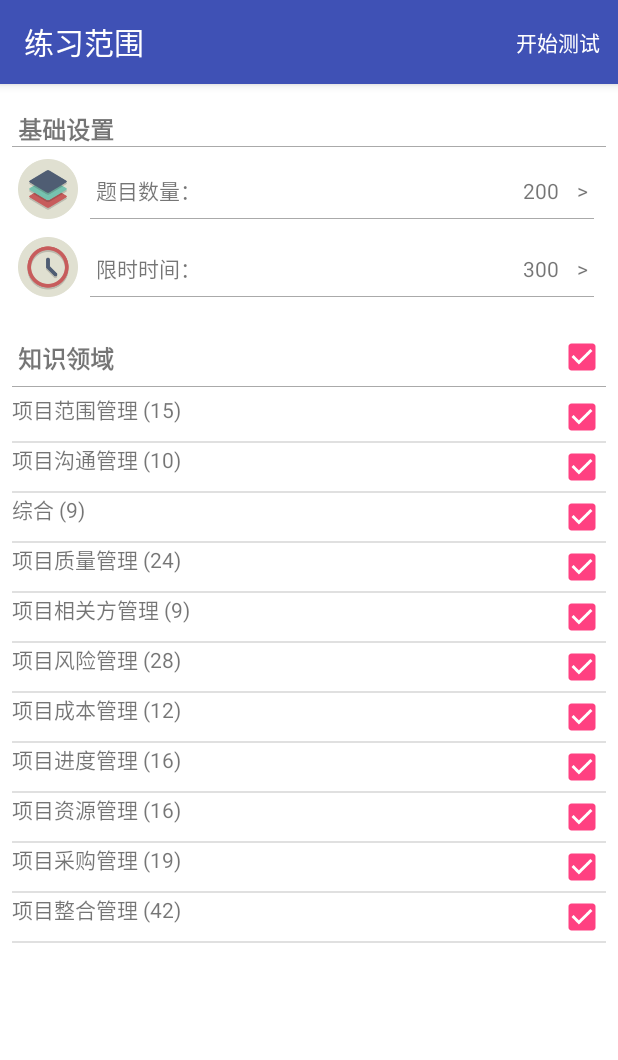
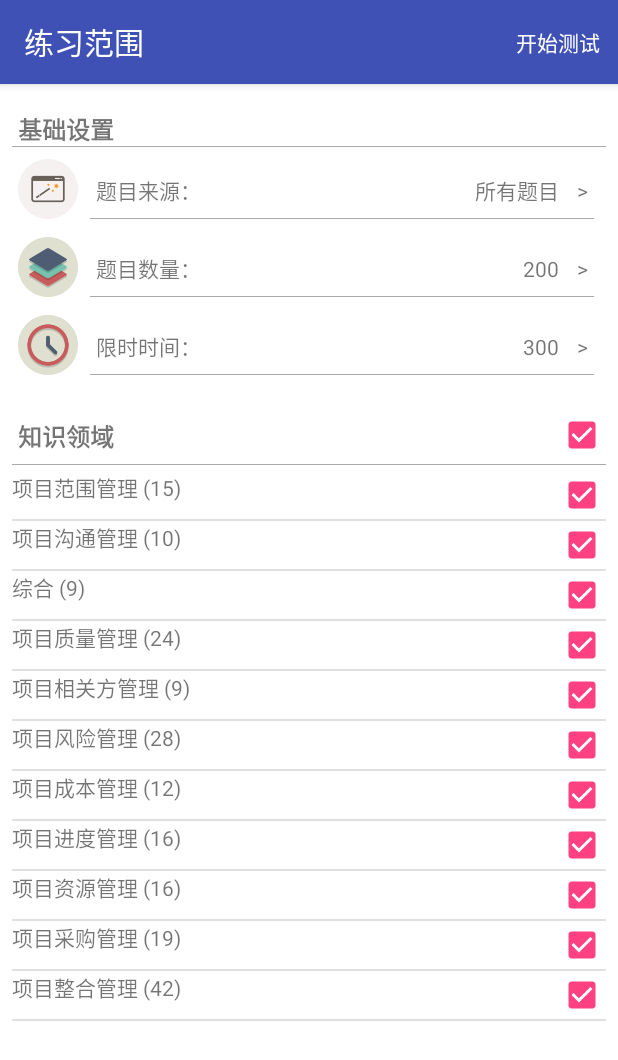
Before and after one commit to wearock/PMPPractice, an Android app: the screen it shows after launch (ConfigActivity), after a tap on "新建练习", on a phone screen of 412 x 824 dp. Shown: the top 1060 px of the screen. Run offline under Robolectric (Android 15) with nearby library versions, the phone set to English and light mode, and no system bars.

Commit message:
Add question source filter.

```diff
--- a/app/src/main/assets/db.changelog.xml
+++ b/app/src/main/assets/db.changelog.xml
@@ -509,4 +509,10 @@
         (199,2,22,'自下而上估算','PMBOK（6）7.2.2.4估算成本-自下而上估算。首先对单个工作包或活动成本进行最具体、细致的估算，然后把这些细节性成本向上汇总或“滚动”到更高层次，用于后续报告和跟踪。自下而上估算的准确性及其本山所需的成本，通常取决于单个活动或工作包的规模或其他属性。'),
         (200,2,7,'变更控制流程','题目描述的场景是 PM 发现了项目执行存在偏差，那么 PM应该执行纠正措施，确保执行符合计划，敏感词是“下一步”,纠正措施是一种变更请求，C正确');
     </changeSet>
+    <changeSet id="add question source column" author="jjia">
+        alter table question add column source INTEGER;
+    </changeSet>
+    <changeSet id="update current questions source to 1" author="jjia">
+        update question set source=1;
+    </changeSet>
 </databaseChangeLog>
--- a/app/src/main/java/com/wearock/pmppractice/controllers/dao/DomainDAO.java
+++ b/app/src/main/java/com/wearock/pmppractice/controllers/dao/DomainDAO.java
@@ -6,8 +6,10 @@ import android.database.sqlite.SQLiteDatabase;
 
 import com.wearock.pmppractice.R;
 import com.wearock.pmppractice.controllers.DBHelper;
+import com.wearock.pmppractice.models.PracticeConfiguration;
 
 import java.util.HashMap;
+import java.util.Locale;
 
 public class DomainDAO {
 
@@ -19,19 +21,25 @@ public class DomainDAO {
         this.dbHelper = dbHelper;
     }
 
-    public HashMap<String, Integer> getDomainQuestionCounts() throws DBHelper.DBAccessException {
+    public HashMap<String, Integer> getDomainQuestionCounts(PracticeConfiguration.SourceEnum source) throws DBHelper.DBAccessException {
         HashMap<String, Integer> dictCounts = new HashMap<>();
+        String sourceFilter = "";
+        if (source != PracticeConfiguration.SourceEnum.ALL) {
+            sourceFilter = String.format(Locale.US, " where q.source=%d", source.getValue());
+        }
 
         SQLiteDatabase db = null;
         try {
             db = this.dbHelper.getReadableDatabase();
-            Cursor cursor = db.rawQuery("select distinct sp.domain as domain, count(*) as qcount from question q left join subproc sp on sp.id=q.subproc_id group by sp.domain", new String[] {});
+            Cursor cursor = db.rawQuery("select distinct sp.domain as domain, count(*) as qcount from question q left join subproc sp on sp.id=q.subproc_id"
+                    + sourceFilter + " group by sp.domain", new String[] {});
             if (cursor.getCount() > 0) {
                 cursor.moveToFirst();
                 do {
                     dictCounts.put(cursor.getString(cursor.getColumnIndex("domain")), cursor.getInt(cursor.getColumnIndex("qcount")));
                 } while (cursor.moveToNext());
             }
+            cursor.close();
         } catch (Exception e) {
             throw new DBHelper.DBAccessException(
                     curContext.getResources().getString(R.string.err_dao_level_failure), e);
--- a/app/src/main/java/com/wearock/pmppractice/controllers/dao/PracticeDAO.java
+++ b/app/src/main/java/com/wearock/pmppractice/controllers/dao/PracticeDAO.java
@@ -14,12 +14,13 @@ import com.wearock.pmppractice.models.PracticeHistory;
 import java.text.SimpleDateFormat;
 import java.util.ArrayList;
 import java.util.Calendar;
+import java.util.Locale;
 
 public class PracticeDAO {
 
     private Context curContext;
     private DBHelper dbHelper;
-    private final SimpleDateFormat sdf = new SimpleDateFormat("yyyy-MM-dd HH:mm:ss");
+    private final SimpleDateFormat sdf = new SimpleDateFormat("yyyy-MM-dd HH:mm:ss", Locale.US);
 
     public PracticeDAO(Context context, DBHelper dbHelper) {
         this.curContext = context;
@@ -32,13 +33,14 @@ public class PracticeDAO {
         try {
             db = dbHelper.getReadableDatabase();
             db.execSQL("insert into practice_history(configuration,creation) values (?,?)",
-                    new String[] { JSONHelper.toJSON(config), sdf.format(Calendar.getInstance().getTime()) });
+                    new String[] { PracticeConfiguration.toJsonString(config), sdf.format(Calendar.getInstance().getTime()) });
 
             Cursor cursor = db.rawQuery("select id from practice_history order by id desc", new String[] {});
             if (cursor.getCount() > 0) {
                 cursor.moveToFirst();
                 newPracticeId = cursor.getInt(0);
             }
+            cursor.close();
             db.close();
         } catch (Exception e) {
             throw new DBHelper.DBAccessException(
@@ -61,7 +63,6 @@ public class PracticeDAO {
                             JSONHelper.toJSON(result.getAnswers()),
                             result.getCompletionTime(),
                             String.valueOf(result.getId()) });
-            db.close();
         } catch (Exception e) {
             throw new DBHelper.DBAccessException(
                     curContext.getResources().getString(R.string.err_dao_level_failure), e);
@@ -94,6 +95,7 @@ public class PracticeDAO {
                     lstRecords.add(history);
                 } while (cursor.moveToNext());
             }
+            cursor.close();
         } catch (Exception e) {
             throw new DBHelper.DBAccessException(
                     curContext.getResources().getString(R.string.err_dao_level_failure), e);
@@ -124,6 +126,7 @@ public class PracticeDAO {
                 history.setCreationTime(cursor.getString(cursor.getColumnIndex("creation")));
                 history.setCompletionTime(cursor.getString(cursor.getColumnIndex("completion")));
             }
+            cursor.close();
         } catch (Exception e) {
             throw new DBHelper.DBAccessException(
                     curContext.getResources().getString(R.string.err_dao_level_failure), e);
--- a/app/src/main/java/com/wearock/pmppractice/models/PracticeConfiguration.java
+++ b/app/src/main/java/com/wearock/pmppractice/models/PracticeConfiguration.java
@@ -1,16 +1,27 @@
 package com.wearock.pmppractice.models;
+
+import org.json.JSONArray;
+import org.json.JSONException;
+import org.json.JSONObject;
 
 import java.io.Serializable;
 import java.util.ArrayList;
 
 public class PracticeConfiguration implements Serializable {
 
-    private ArrayList<String> selectedDomains;
+    private SourceEnum questionSource;
     private int questionCount;
     private int timeLimit;
+    private ArrayList<String> selectedDomains;
 
     public PracticeConfiguration() {
         selectedDomains = new ArrayList<>();
+    }
+
+    private void addSelectedDomain(String domain) {
+        if (!this.selectedDomains.contains(domain)) {
+            this.selectedDomains.add(domain);
+        }
     }
 
     public void setSelectedDomains(ArrayList<String> selectedDomains) {
@@ -19,6 +30,14 @@ public class PracticeConfiguration implements Serializable {
 
     public ArrayList<String> getSelectedDomains() {
         return selectedDomains;
+    }
+
+    public void setQuestionSource(SourceEnum questionSource) {
+        this.questionSource = questionSource;
+    }
+
+    private SourceEnum getQuestionSource() {
+        return questionSource;
     }
 
     public void setQuestionCount(int questionCount) {
@@ -37,4 +56,77 @@ public class PracticeConfiguration implements Serializable {
         return timeLimit;
     }
 
+    public static String toJsonString(PracticeConfiguration config) throws JSONException {
+        JSONObject jsonObject = new JSONObject();
+        jsonObject.put("source", config.getQuestionSource().getName());
+        jsonObject.put("qcount", config.getQuestionCount());
+        jsonObject.put("time", config.getTimeLimit());
+        JSONArray array = new JSONArray();
+        for (String domain : config.getSelectedDomains()) {
+            array.put(domain);
+        }
+        jsonObject.put("domains", array);
+        return jsonObject.toString();
+    }
+
+    public static PracticeConfiguration parseJsonString(String jsonString) throws JSONException {
+        JSONObject jsonObject = new JSONObject(jsonString);
+
+        PracticeConfiguration config = new PracticeConfiguration();
+        String source = jsonObject.optString("source");
+        if (source != null) {
+            config.setQuestionSource(SourceEnum.fromName(source));
+        } else {
+            config.setQuestionSource(SourceEnum.EXAM1);
+        }
+        config.setQuestionCount(jsonObject.optInt("qcount"));
+        config.setTimeLimit(jsonObject.getInt("time"));
+        JSONArray array = jsonObject.optJSONArray("domains");
+        for (int i=0; i<array.length(); i++) {
+            config.addSelectedDomain(array.optString(i));
+        }
+
+        return config;
+    }
+
+    public enum SourceEnum {
+        ALL("所有题目", -1),
+        IMPORTED("导入题目", 0),
+        EXAM1("第一次模拟考试", 1),
+        EXAM2("第二次模拟考试", 2);
+
+        private final String name;
+        private final Integer value;
+        SourceEnum(String name, Integer value) {
+            this.name = name;
+            this.value = value;
+        }
+
+        public String getName() {
+            return name;
+        }
+
+        public Integer getValue() {
+            return value;
+        }
+
+        public static SourceEnum fromName(String name) {
+            for (SourceEnum se : SourceEnum.values()) {
+                if (se.name.equalsIgnoreCase(name)) {
+                    return se;
+                }
+            }
+            throw new IllegalArgumentException(name);
+        }
+
+        public static SourceEnum fromValue(Integer value) {
+            for (SourceEnum se : SourceEnum.values()) {
+                if (se.value.equals(value)) {
+                    return se;
+                }
+            }
+            throw new IllegalArgumentException(String.valueOf(value));
+        }
+    }
+
 }
--- a/app/src/main/java/com/wearock/pmppractice/views/ConfigActivity.java
+++ b/app/src/main/java/com/wearock/pmppractice/views/ConfigActivity.java
@@ -3,15 +3,16 @@ package com.wearock.pmppractice.views;
 import android.content.DialogInterface;
 import android.content.Intent;
 import android.support.v7.app.AlertDialog;
-import android.support.v7.app.AppCompatActivity;
 import android.os.Bundle;
+import android.text.Editable;
+import android.text.TextWatcher;
 import android.view.Menu;
 import android.view.MenuItem;
 import android.view.View;
 import android.widget.AdapterView;
+import android.widget.ArrayAdapter;
 import android.widget.CheckBox;
 import android.widget.CompoundButton;
-import android.widget.LinearLayout;
 import android.widget.ListView;
 import android.widget.NumberPicker;
 import android.widget.TextView;
@@ -26,16 +27,16 @@ import com.wearock.pmppractice.models.PracticeConfiguration;
 import com.wearock.pmppractice.views.adapters.PracticeDomainAdapter;
 import com.wearock.pmppractice.views.base.ManagedActivity;
 
-import java.security.DomainCombiner;
 import java.util.ArrayList;
 import java.util.HashMap;
 import java.util.Iterator;
+import java.util.List;
+import java.util.Locale;
 import java.util.Map;
 
 public class ConfigActivity extends ManagedActivity {
 
-    private LinearLayout pQuestionCount;
-    private LinearLayout pTimeLimit;
+    private TextView tvQuestionSource;
     private TextView tvQuestionCount;
     private TextView tvTimeLimit;
     private CheckBox chkAllDomains;
@@ -44,10 +45,12 @@ public class ConfigActivity extends ManagedActivity {
     private PracticeDomainAdapter adapter;
     private HashMap<String, Integer> mapDomainCounts;
     private ArrayList<String> lstDomainDisplays;
+    private AlertDialog dialog;
     private int maxQuestionCount;
     private int maxTimeLimit;
     private boolean bBlockEvent = false;
 
+    private DomainDAO domainDAO;
     private PracticeConfiguration config;
 
     @Override
@@ -57,29 +60,9 @@ public class ConfigActivity extends ManagedActivity {
 
         initControls();
 
-        try {
-            DomainDAO domainDAO = new DomainDAO(ConfigActivity.this,
-                    Application.getInstance().getDBHelper(ConfigActivity.this));
-            mapDomainCounts = domainDAO.getDomainQuestionCounts();
-        } catch (DBHelper.DBAccessException dbe) {
-            Toast.makeText(ConfigActivity.this, dbe.getMessage(), Toast.LENGTH_LONG).show();
-            mapDomainCounts = new HashMap<>();
-        }
-
-        lstDomainDisplays = new ArrayList<>();
-        Iterator iter = mapDomainCounts.entrySet().iterator();
-        while (iter.hasNext()) {
-            Map.Entry entry = (Map.Entry)iter.next();
-            lstDomainDisplays.add(String.format("%s (%d)", entry.getKey(), entry.getValue()));
-        }
-
-        adapter = new PracticeDomainAdapter(lstDomainDisplays, ConfigActivity.this);
-        lvPracticeDomains.setAdapter(adapter);
-
-        maxQuestionCount = calculateTotalQuestionCount();
-        maxTimeLimit = maxQuestionCount + maxQuestionCount / 2;
-        tvQuestionCount.setText(String.valueOf(maxQuestionCount));
-        tvTimeLimit.setText(String.valueOf(maxTimeLimit));
+        domainDAO = new DomainDAO(ConfigActivity.this,
+                Application.getInstance().getDBHelper(ConfigActivity.this));
+        tvQuestionSource.setText(PracticeConfiguration.SourceEnum.ALL.getName());
     }
 
     @Override
@@ -108,14 +91,100 @@ public class ConfigActivity extends ManagedActivity {
     }
 
     private void initControls() {
-        pQuestionCount = findViewById(R.id.pQuestionCount);
-        pTimeLimit = findViewById(R.id.pTimeLimit);
+        tvQuestionSource = findViewById(R.id.tvQuestionSource);
         tvQuestionCount = findViewById(R.id.tvQuestionCount);
         tvTimeLimit = findViewById(R.id.tvTimeLimit);
         chkAllDomains = findViewById(R.id.chkAllDomains);
         lvPracticeDomains = findViewById(R.id.lvPracticeDomains);
 
-        pQuestionCount.setOnClickListener(new View.OnClickListener() {
+        tvQuestionSource.addTextChangedListener(new TextWatcher() {
+            @Override
+            public void beforeTextChanged(CharSequence charSequence, int i, int i1, int i2) {
+
+            }
+
+            @Override
+            public void onTextChanged(CharSequence charSequence, int i, int i1, int i2) {
+                PracticeConfiguration.SourceEnum source = PracticeConfiguration.SourceEnum.fromName(charSequence.toString());
+                try {
+                    mapDomainCounts = domainDAO.getDomainQuestionCounts(source);
+                } catch (DBHelper.DBAccessException dbe) {
+                    Toast.makeText(ConfigActivity.this, dbe.getMessage(), Toast.LENGTH_LONG).show();
+                    mapDomainCounts = new HashMap<>();
+                }
+
+                lstDomainDisplays = new ArrayList<>();
+                for (Map.Entry<String, Integer> entry : mapDomainCounts.entrySet()) {
+                    lstDomainDisplays.add(String.format(Locale.US, "%s (%d)", entry.getKey(), entry.getValue()));
+                }
+
+                adapter = new PracticeDomainAdapter(lstDomainDisplays, ConfigActivity.this);
+                lvPracticeDomains.setAdapter(adapter);
+
+                maxQuestionCount = calculateTotalQuestionCount();
+                tvQuestionCount.setText(String.valueOf(maxQuestionCount));
+            }
+
+            @Override
+            public void afterTextChanged(Editable editable) {
+
+            }
+        });
+
+        tvQuestionCount.addTextChangedListener(new TextWatcher() {
+            @Override
+            public void beforeTextChanged(CharSequence charSequence, int i, int i1, int i2) {
+
+            }
+
+            @Override
+            public void onTextChanged(CharSequence charSequence, int i, int i1, int i2) {
+                int qCount = Integer.valueOf(charSequence.toString());
+                maxTimeLimit = qCount + qCount / 2;
+                tvTimeLimit.setText(String.valueOf(maxTimeLimit));
+            }
+
+            @Override
+            public void afterTextChanged(Editable editable) {
+
+            }
+        });
+
+        findViewById(R.id.pQuestionSource).setOnClickListener(new View.OnClickListener() {
+            @Override
+            public void onClick(View view) {
+                AlertDialog.Builder builder = new AlertDialog.Builder(ConfigActivity.this);
+                builder.setTitle(R.string.config_question_source);
+
+                ListView lvSource = new ListView(ConfigActivity.this);
+                final List<String> sourceList = new ArrayList<>();
+                for (PracticeConfiguration.SourceEnum se : PracticeConfiguration.SourceEnum.values()) {
+                    sourceList.add(se.getName());
+                }
+                lvSource.setAdapter(new ArrayAdapter<>(ConfigActivity.this,
+                        android.R.layout.simple_list_item_1, sourceList));
+                lvSource.setOnItemClickListener(new AdapterView.OnItemClickListener() {
+                    @Override
+                    public void onItemClick(AdapterView<?> adapterView, View view, int i, long l) {
+                        tvQuestionSource.setText(sourceList.get(i));
+                        dialog.dismiss();
+                    }
+                });
+
+                builder.setView(lvSource);
+                builder.setNegativeButton(R.string.dialog_negative_button,
+                        new DialogInterface.OnClickListener() {
+                            @Override
+                            public void onClick(DialogInterface dialogInterface, int i) {
+                                dialogInterface.dismiss();
+                            }
+                        });
+                dialog = builder.create();
+                dialog.show();
+            }
+        });
+
+        findViewById(R.id.pQuestionCount).setOnClickListener(new View.OnClickListener() {
             @Override
             public void onClick(View view) {
                 AlertDialog.Builder builder = new AlertDialog.Builder(ConfigActivity.this);
@@ -133,11 +202,6 @@ public class ConfigActivity extends ManagedActivity {
                             public void onClick(DialogInterface dialogInterface, int i) {
                                 int qCount = npQuestionCount.getValue();
                                 tvQuestionCount.setText(String.valueOf(qCount));
-                                maxTimeLimit = qCount + qCount / 2;
-                                if (maxTimeLimit < Integer.valueOf(tvTimeLimit.getText().toString())) {
-                                    tvTimeLimit.setText(String.valueOf(maxTimeLimit));
-                                }
-
                                 dialogInterface.dismiss();
                             }
                         });
@@ -152,7 +216,7 @@ public class ConfigActivity extends ManagedActivity {
             }
         });
 
-        pTimeLimit.setOnClickListener(new View.OnClickListener() {
+        findViewById(R.id.pTimeLimit).setOnClickListener(new View.OnClickListener() {
             @Override
             public void onClick(View view) {
                 AlertDialog.Builder builder = new AlertDialog.Builder(ConfigActivity.this);
@@ -192,9 +256,7 @@ public class ConfigActivity extends ManagedActivity {
                 }
 
                 HashMap<String, Boolean> isSelected = adapter.getIsSelected();
-                Iterator iter = isSelected.entrySet().iterator();
-                while (iter.hasNext()) {
-                    Map.Entry entry = (Map.Entry)iter.next();
+                for (Map.Entry<String, Boolean> entry : isSelected.entrySet()) {
                     isSelected.put(String.valueOf(entry.getKey()), checked);
                 }
                 adapter.setIsSelected(isSelected);
@@ -220,12 +282,10 @@ public class ConfigActivity extends ManagedActivity {
 
     private int calculateTotalQuestionCount() {
         int total = 0;
-        Iterator iter = adapter.getIsSelected().entrySet().iterator();
-        while (iter.hasNext()) {
-            Map.Entry entry = (Map.Entry)iter.next();
-            String displayName = entry.getKey().toString();
+        for (Map.Entry<String, Boolean> entry : adapter.getIsSelected().entrySet()) {
+            String displayName = entry.getKey();
             String domainName = displayName.substring(0, displayName.indexOf("(") - 1);
-            if ((boolean)entry.getValue())
+            if (entry.getValue())
                 total += mapDomainCounts.get(domainName);
         }
 
@@ -249,16 +309,15 @@ public class ConfigActivity extends ManagedActivity {
     private void collectConfiguration() {
         ArrayList<String> lstSelectedDomains = new ArrayList<>();
         HashMap<String, Boolean> isSelected = adapter.getIsSelected();
-        Iterator iter = isSelected.entrySet().iterator();
-        while (iter.hasNext()) {
-            Map.Entry entry = (Map.Entry)iter.next();
-            if ((Boolean) entry.getValue()) {
-                String displayName = entry.getKey().toString();
+        for (Map.Entry<String, Boolean> entry : isSelected.entrySet()) {
+            if (entry.getValue()) {
+                String displayName = entry.getKey();
                 lstSelectedDomains.add(displayName.substring(0, displayName.indexOf("(") - 1));
             }
         }
 
         config = new PracticeConfiguration();
+        config.setQuestionSource(PracticeConfiguration.SourceEnum.fromName(tvQuestionSource.getText().toString()));
         config.setSelectedDomains(lstSelectedDomains);
         config.setQuestionCount(Integer.valueOf(tvQuestionCount.getText().toString()));
         config.setTimeLimit(Integer.valueOf(tvTimeLimit.getText().toString()));
--- a/app/src/main/res/layout/activity_config.xml
+++ b/app/src/main/res/layout/activity_config.xml
@@ -16,7 +16,7 @@
         style="@style/SettingsView.Header" />
 
     <LinearLayout
-        android:id="@+id/pQuestionCount"
+        android:id="@+id/pQuestionSource"
         android:layout_width="match_parent"
         android:layout_height="48dp"
         android:layout_marginTop="4dp"
@@ -35,7 +35,63 @@
             android:layout_height="40dp"
             android:layout_marginLeft="4dp"
             android:layout_marginStart="4dp"
-            android:src="@drawable/config_stack" />
+            android:src="@drawable/config_source"
+            android:contentDescription="@string/image_description"/>
+
+        <TextView
+            android:layout_width="0dp"
+            android:layout_height="40dp"
+            android:layout_weight="1"
+            android:layout_marginLeft="8dp"
+            android:layout_marginStart="8dp"
+            android:gravity="center_vertical"
+            android:text="@string/config_question_source"
+            style="@style/SettingsView" />
+
+        <TextView
+            android:id="@+id/tvQuestionSource"
+            android:layout_width="wrap_content"
+            android:layout_height="40dp"
+            android:gravity="center_vertical"
+            android:paddingLeft="0dp"
+            android:paddingStart="0dp"
+            android:paddingRight="8dp"
+            android:paddingEnd="8dp"
+            style="@style/SettingsView" />
+
+        <TextView
+            android:layout_width="wrap_content"
+            android:layout_height="40dp"
+            android:layout_marginRight="8dp"
+            android:layout_marginEnd="8dp"
+            android:gravity="center_vertical"
+            android:text="@string/config_item_expand"
+            style="@style/SettingsView" />
+
+    </LinearLayout>
+
+    <LinearLayout
+        android:id="@+id/pQuestionCount"
+        android:layout_width="match_parent"
+        android:layout_height="48dp"
+        android:layout_marginTop="4dp"
+        android:layout_marginLeft="8dp"
+        android:layout_marginStart="8dp"
+        android:layout_marginRight="8dp"
+        android:layout_marginEnd="8dp"
+        android:layout_marginBottom="4dp"
+        android:paddingTop="4dp"
+        android:paddingBottom="4dp"
+        android:orientation="horizontal"
+        app:layout_constraintTop_toBottomOf="@id/pQuestionSource">
+
+        <ImageView
+            android:layout_width="40dp"
+            android:layout_height="40dp"
+            android:layout_marginLeft="4dp"
+            android:layout_marginStart="4dp"
+            android:src="@drawable/config_stack"
+            android:contentDescription="@string/image_description" />
 
         <TextView
             android:layout_width="0dp"
@@ -56,7 +112,6 @@
             android:paddingRight="8dp"
             android:paddingEnd="8dp"
             android:gravity="center_vertical"
-            android:text="200"
             style="@style/SettingsView" />
 
         <TextView
@@ -90,7 +145,8 @@
             android:layout_height="40dp"
             android:layout_marginLeft="4dp"
             android:layout_marginStart="4dp"
-            android:src="@drawable/config_clock" />
+            android:src="@drawable/config_clock"
+            android:contentDescription="@string/image_description" />
 
         <TextView
             android:layout_width="0dp"
@@ -111,7 +167,6 @@
             android:paddingStart="0dp"
             android:paddingRight="8dp"
             android:paddingEnd="8dp"
-            android:text="200"
             style="@style/SettingsView" />
 
         <TextView
@@ -146,7 +201,7 @@
             android:checked="true"
             android:layout_marginRight="8dp"
             android:layout_marginEnd="8dp"
-            android:layout_gravity="right|center_vertical"/>
+            android:layout_gravity="end|center_vertical"/>
 
     </FrameLayout>
 
--- a/app/src/main/res/layout/activity_splash.xml
+++ b/app/src/main/res/layout/activity_splash.xml
@@ -16,6 +16,7 @@
         app:layout_constraintLeft_toLeftOf="parent"
         app:layout_constraintStart_toStartOf="parent"
         app:layout_constraintRight_toRightOf="parent"
-        app:layout_constraintEnd_toEndOf="parent"/>
+        app:layout_constraintEnd_toEndOf="parent"
+        android:contentDescription="@string/image_description"/>
 
 </android.support.constraint.ConstraintLayout>
--- a/app/src/main/res/values/strings.xml
+++ b/app/src/main/res/values/strings.xml
@@ -1,5 +1,6 @@
 <resources>
     <string name="app_name">PMP真题练习</string>
+    <string name="image_description">图片</string>
     <string name="dialog_positive_button">确定</string>
     <string name="dialog_negative_button">取消</string>
 
@@ -17,6 +18,7 @@
     <string name="config_title">练习范围</string>
     <string name="config_menu_start_practice">开始测试</string>
     <string name="config_basics">基础设置</string>
+    <string name="config_question_source">题目来源：</string>
     <string name="config_question_count">题目数量：</string>
     <string name="config_time_limit">限时时间：</string>
     <string name="config_domains">知识领域</string>
```
Also changed, not shown: app/src/main/res/drawable/config_source.png (added).
